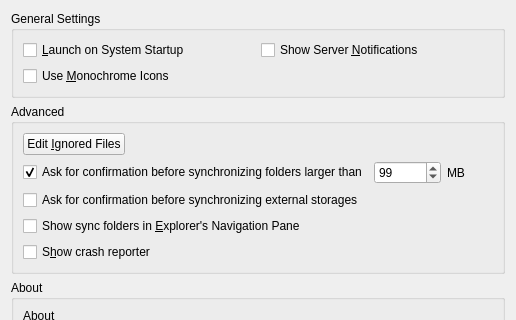
This is src/gui/generalsettings.ui in monocle-ai/desktop as Qt 5 draws it before an edit; both pictures show x 0 to 516 and y 0 to 320 of the 516 by 523 pixel window. The edited form follows.
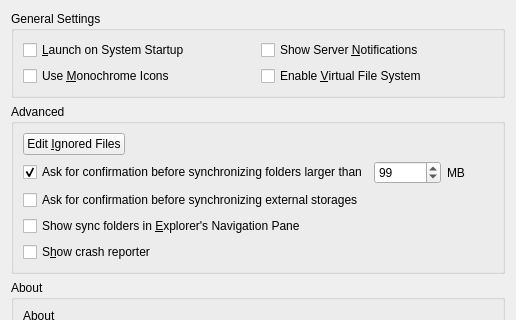
This is the edited form.

Commit message:
Fix general settings for virtual drive setting
Minor fix: use ifdef for windows header

What changed in the file:
```diff
--- a/src/gui/generalsettings.ui
+++ b/src/gui/generalsettings.ui
@@ -90,6 +90,13 @@
         </property>
        </widget>
       </item>
+      <item row="1" column="1">
+       <widget class="QCheckBox" name="virtualFileSystemCheckbox">
+        <property name="text">
+         <string>Enable &amp;Virtual File System</string>
+        </property>
+       </widget>
+      </item>
      </layout>
     </widget>
    </item>
```
